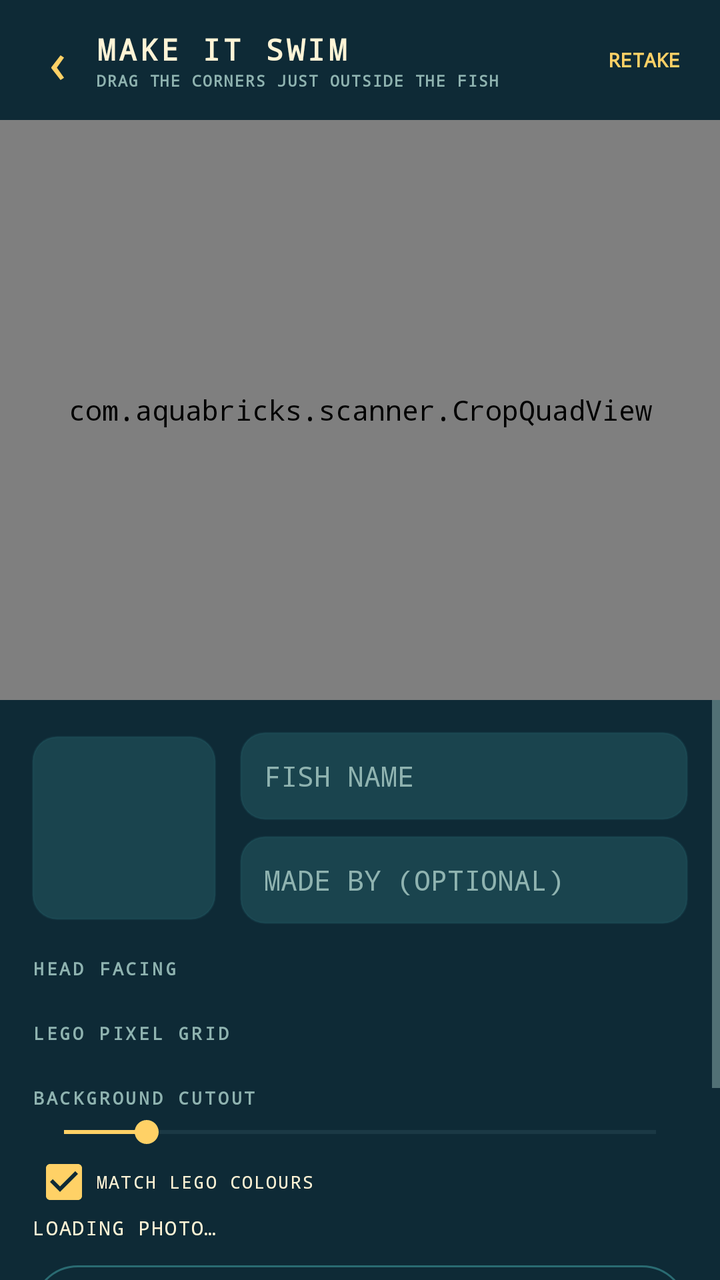
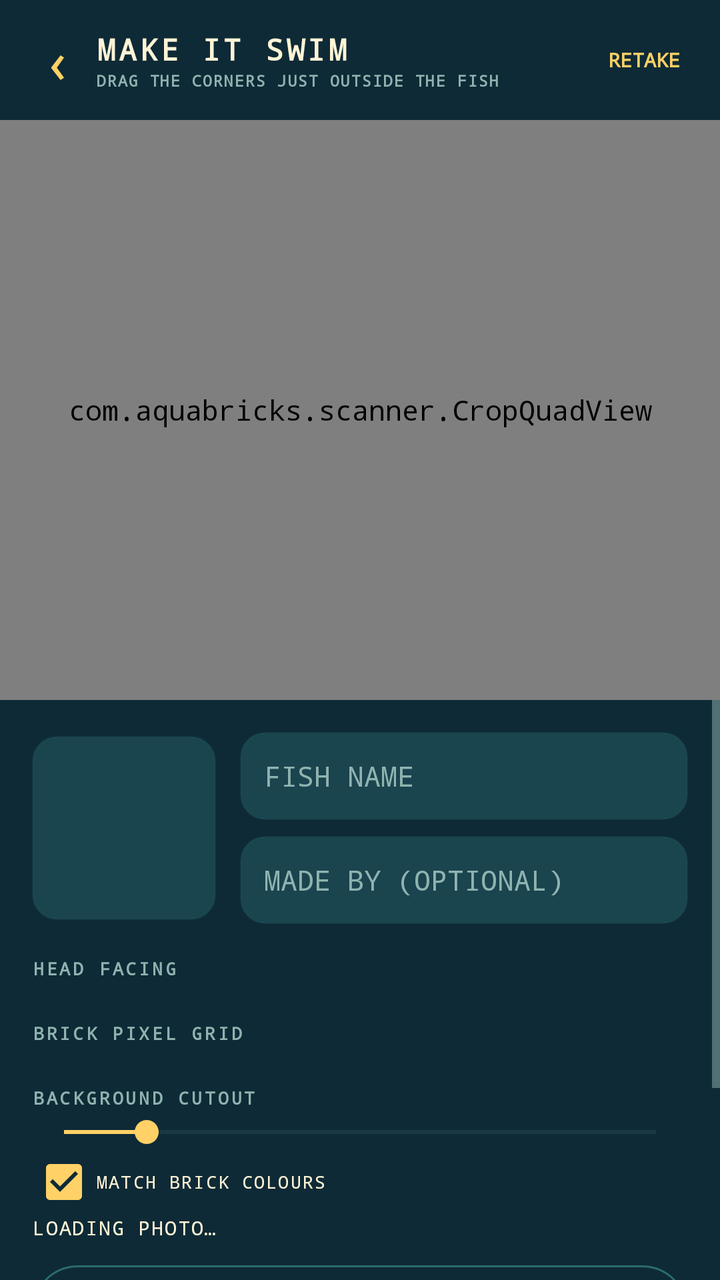

Screens rendered from an Android XML layout before and after an edit, with the pre-edit source and the edit as a unified diff.
<!-- AndroidManifest.xml: application theme Theme.AquaBricks -->
<!-- res/layout/activity_edit.xml -->
<?xml version="1.0" encoding="utf-8"?>
<LinearLayout xmlns:android="http://schemas.android.com/apk/res/android"
    android:layout_width="match_parent"
    android:layout_height="match_parent"
    android:background="@color/deep"
    android:orientation="vertical">

    <LinearLayout
        android:layout_width="match_parent"
        android:layout_height="60dp"
        android:gravity="center_vertical"
        android:orientation="horizontal"
        android:paddingStart="10dp"
        android:paddingEnd="10dp">

        <TextView
            android:id="@+id/backButton"
            android:layout_width="wrap_content"
            android:layout_height="match_parent"
            android:gravity="center"
            android:paddingStart="10dp"
            android:paddingEnd="10dp"
            android:text="@string/back_arrow"
            android:textColor="@color/accent"
            android:textSize="30sp" />

        <LinearLayout
            android:layout_width="0dp"
            android:layout_height="wrap_content"
            android:layout_weight="1"
            android:orientation="vertical">

            <TextView
                android:layout_width="wrap_content"
                android:layout_height="wrap_content"
                android:fontFamily="monospace"
                android:letterSpacing="0.1"
                android:text="@string/edit_title"
                android:textColor="@color/cream"
                android:textSize="15sp"
                android:textStyle="bold" />

            <TextView
                android:layout_width="wrap_content"
                android:layout_height="wrap_content"
                android:fontFamily="monospace"
                android:letterSpacing="0.08"
                android:text="@string/edit_subtitle"
                android:textColor="@color/muted"
                android:textSize="8sp"
                android:textStyle="bold" />
        </LinearLayout>

        <TextView
            android:id="@+id/retakeButton"
            android:layout_width="wrap_content"
            android:layout_height="match_parent"
            android:gravity="center"
            android:paddingStart="10dp"
            android:paddingEnd="10dp"
            android:text="@string/retake"
            android:textColor="@color/accent"
            android:textSize="10sp"
            android:textStyle="bold" />
    </LinearLayout>

    <FrameLayout
        android:layout_width="match_parent"
        android:layout_height="0dp"
        android:layout_weight="1"
        android:background="@android:color/black"
        android:minHeight="180dp">

        <com.aquabricks.scanner.CropQuadView
            android:id="@+id/cropView"
            android:layout_width="match_parent"
            android:layout_height="match_parent" />

        <ProgressBar
            android:id="@+id/photoLoading"
            android:layout_width="44dp"
            android:layout_height="44dp"
            android:layout_gravity="center"
            android:indeterminateTint="@color/accent" />
    </FrameLayout>

    <ScrollView
        android:layout_width="match_parent"
        android:layout_height="0dp"
        android:layout_weight="1"
        android:background="@color/deep"
        android:fillViewport="true">

        <LinearLayout
            android:layout_width="match_parent"
            android:layout_height="wrap_content"
            android:orientation="vertical"
            android:padding="16dp">

            <LinearLayout
                android:layout_width="match_parent"
                android:layout_height="wrap_content"
                android:gravity="center_vertical"
                android:orientation="horizontal">

                <FrameLayout
                    android:layout_width="92dp"
                    android:layout_height="92dp"
                    android:background="@drawable/bg_input"
                    android:padding="6dp">

                    <ImageView
                        android:id="@+id/previewImage"
                        android:layout_width="match_parent"
                        android:layout_height="match_parent"
                        android:contentDescription="@string/edit_title"
                        android:scaleType="fitCenter" />
                </FrameLayout>

                <LinearLayout
                    android:layout_width="0dp"
                    android:layout_height="wrap_content"
                    android:layout_marginStart="12dp"
                    android:layout_weight="1"
                    android:orientation="vertical">

                    <EditText
                        android:id="@+id/nameInput"
                        android:layout_width="match_parent"
                        android:layout_height="44dp"
                        android:background="@drawable/bg_input"
                        android:fontFamily="monospace"
                        android:hint="@string/fish_name_hint"
                        android:importantForAutofill="no"
                        android:inputType="textCapWords"
                        android:maxLength="24"
                        android:maxLines="1"
                        android:paddingStart="12dp"
                        android:paddingEnd="12dp"
                        android:textColor="@color/cream"
                        android:textColorHint="@color/muted"
                        android:textSize="14sp" />

                    <EditText
                        android:id="@+id/creatorInput"
                        android:layout_width="match_parent"
                        android:layout_height="44dp"
                        android:layout_marginTop="8dp"
                        android:background="@drawable/bg_input"
                        android:fontFamily="monospace"
                        android:hint="@string/creator_hint"
                        android:importantForAutofill="no"
                        android:inputType="textCapWords"
                        android:maxLength="24"
                        android:maxLines="1"
                        android:paddingStart="12dp"
                        android:paddingEnd="12dp"
                        android:textColor="@color/cream"
                        android:textColorHint="@color/muted"
                        android:textSize="14sp" />
                </LinearLayout>
            </LinearLayout>

            <TextView
                android:layout_width="wrap_content"
                android:layout_height="wrap_content"
                android:layout_marginTop="16dp"
                android:layout_marginBottom="6dp"
                android:fontFamily="monospace"
                android:letterSpacing="0.14"
                android:text="@string/head_facing"
                android:textColor="@color/muted"
                android:textSize="9sp"
                android:textStyle="bold" />

            <LinearLayout
                android:id="@+id/facingRow"
                android:layout_width="match_parent"
                android:layout_height="wrap_content"
                android:orientation="horizontal" />

            <TextView
                android:layout_width="wrap_content"
                android:layout_height="wrap_content"
                android:layout_marginTop="14dp"
                android:layout_marginBottom="6dp"
                android:fontFamily="monospace"
                android:letterSpacing="0.14"
                android:text="@string/pixel_grid"
                android:textColor="@color/muted"
                android:textSize="9sp"
                android:textStyle="bold" />

            <LinearLayout
                android:id="@+id/gridRow"
                android:layout_width="match_parent"
                android:layout_height="wrap_content"
                android:orientation="horizontal" />

            <TextView
                android:layout_width="wrap_content"
                android:layout_height="wrap_content"
                android:layout_marginTop="14dp"
                android:layout_marginBottom="2dp"
                android:fontFamily="monospace"
                android:letterSpacing="0.14"
                android:text="@string/cutout"
                android:textColor="@color/muted"
                android:textSize="9sp"
                android:textStyle="bold" />

            <SeekBar
                android:id="@+id/toleranceSeek"
                android:layout_width="match_parent"
                android:layout_height="wrap_content"
                android:max="100"
                android:progress="14"
                android:progressBackgroundTint="@color/teal_dim"
                android:progressTint="@color/accent"
                android:thumbTint="@color/accent" />

            <CheckBox
                android:id="@+id/legoColourCheck"
                android:layout_width="wrap_content"
                android:layout_height="wrap_content"
                android:buttonTint="@color/accent"
                android:checked="true"
                android:fontFamily="monospace"
                android:letterSpacing="0.08"
                android:paddingStart="0dp"
                android:paddingEnd="0dp"
                android:text="@string/lego_colours"
                android:textColor="@color/cream"
                android:textSize="9sp" />

            <LinearLayout
                android:layout_width="match_parent"
                android:layout_height="wrap_content"
                android:gravity="center_vertical"
                android:orientation="horizontal">

                <ProgressBar
                    android:id="@+id/processSpinner"
                    android:layout_width="16dp"
                    android:layout_height="16dp"
                    android:layout_marginEnd="8dp"
                    android:indeterminateTint="@color/accent"
                    android:visibility="gone" />

                <TextView
                    android:id="@+id/statusText"
                    android:layout_width="0dp"
                    android:layout_height="wrap_content"
                    android:layout_weight="1"
                    android:fontFamily="monospace"
                    android:letterSpacing="0.06"
                    android:text="@string/waiting_photo"
                    android:textColor="@color/cream"
                    android:textSize="10sp" />
            </LinearLayout>

            <Button
                android:id="@+id/faceButton"
                android:layout_width="match_parent"
                android:layout_height="46dp"
                android:layout_marginTop="12dp"
                android:background="@drawable/bg_ghost"
                android:fontFamily="monospace"
                android:letterSpacing="0.08"
                android:stateListAnimator="@null"
                android:text="@string/add_face"
                android:textColor="@color/cream"
                android:textSize="10sp"
                android:textStyle="bold" />

            <LinearLayout
                android:layout_width="match_parent"
                android:layout_height="wrap_content"
                android:layout_marginTop="10dp"
                android:orientation="horizontal">

                <Button
                    android:id="@+id/retakeButton2"
                    android:layout_width="0dp"
                    android:layout_height="52dp"
                    android:layout_marginEnd="10dp"
                    android:layout_weight="0.42"
                    android:background="@drawable/bg_ghost"
                    android:fontFamily="monospace"
                    android:letterSpacing="0.08"
                    android:stateListAnimator="@null"
                    android:text="@string/retake"
                    android:textColor="@color/cream"
                    android:textSize="11sp"
                    android:textStyle="bold" />

                <Button
                    android:id="@+id/sendButton"
                    android:layout_width="0dp"
                    android:layout_height="52dp"
                    android:layout_weight="0.58"
                    android:background="@drawable/bg_primary"
                    android:fontFamily="monospace"
                    android:letterSpacing="0.08"
                    android:stateListAnimator="@null"
                    android:text="@string/send_to_tank"
                    android:textColor="@color/deep"
                    android:textSize="11sp"
                    android:textStyle="bold" />
            </LinearLayout>

            <TextView
                android:layout_width="wrap_content"
                android:layout_height="wrap_content"
                android:layout_marginTop="10dp"
                android:layout_marginBottom="6dp"
                android:alpha="0.6"
                android:fontFamily="monospace"
                android:text="@string/crop_hint"
                android:textColor="@color/muted"
                android:textSize="8sp" />
        </LinearLayout>
    </ScrollView>
</LinearLayout>
<!-- resources referenced by this layout -->
<resources>
  <color name="accent">#FFD166</color>
  <color name="cream">#FFF4D6</color>
  <color name="deep">#0E2A36</color>
  <color name="muted">#8FB3B0</color>
  <color name="teal_dim">#3A5F66</color>
  <!-- drawable bg_ghost (drawable) -->
  <?xml version="1.0" encoding="utf-8"?>
  <selector xmlns:android="http://schemas.android.com/apk/res/android">
      <item android:state_pressed="true">
          <shape>
              <solid android:color="#222A6B72" />
              <stroke android:width="1dp" android:color="@color/teal" />
              <corners android:radius="26dp" />
          </shape>
      </item>
      <item>
          <shape>
              <solid android:color="#00000000" />
              <stroke android:width="1dp" android:color="@color/teal" />
              <corners android:radius="26dp" />
          </shape>
      </item>
  </selector>
  <!-- drawable bg_input (drawable) -->
  <?xml version="1.0" encoding="utf-8"?>
  <shape xmlns:android="http://schemas.android.com/apk/res/android">
      <solid android:color="#F21B4650" />
      <stroke android:width="1dp" android:color="#332A6B72" />
      <corners android:radius="12dp" />
  </shape>
  <!-- drawable bg_primary (drawable) -->
  <?xml version="1.0" encoding="utf-8"?>
  <selector xmlns:android="http://schemas.android.com/apk/res/android">
      <item android:state_pressed="true">
          <shape>
              <solid android:color="@color/accent_pressed" />
              <corners android:radius="26dp" />
          </shape>
      </item>
      <item>
          <shape>
              <solid android:color="@color/accent" />
              <corners android:radius="26dp" />
          </shape>
      </item>
  </selector>
  <string name="add_face">EYES &amp; MOUTH</string>
  <string name="back_arrow">‹</string>
  <string name="creator_hint">MADE BY (OPTIONAL)</string>
  <string name="crop_hint">LEAVE A LITTLE PLAIN BASE AROUND THE FISH</string>
  <string name="cutout">BACKGROUND CUTOUT</string>
  <string name="edit_subtitle">DRAG THE CORNERS JUST OUTSIDE THE FISH</string>
  <string name="edit_title">MAKE IT SWIM</string>
  <string name="fish_name_hint">FISH NAME</string>
  <string name="head_facing">HEAD FACING</string>
  <string name="lego_colours">MATCH LEGO COLOURS</string>
  <string name="pixel_grid">LEGO PIXEL GRID</string>
  <string name="retake">RETAKE</string>
  <string name="send_to_tank">SEND TO TANK</string>
  <string name="waiting_photo">LOADING PHOTO…</string>
  <style name="Theme.AquaBricks" parent="@android:style/Theme.Material.NoActionBar">
          <item name="android:windowBackground">@color/deep</item>
          <item name="android:colorPrimary">@color/accent</item>
          <item name="android:colorPrimaryDark">@color/deep</item>
          <item name="android:colorAccent">@color/accent</item>
          <item name="android:statusBarColor">@color/deep</item>
          <item name="android:navigationBarColor">@color/deep</item>
          <item name="android:windowLightStatusBar">false</item>
          <item name="android:fontFamily">monospace</item>
          <item name="android:colorControlActivated">@color/accent</item>
          <item name="android:colorControlNormal">@color/muted</item>
          <item name="android:windowActionModeOverlay">true</item>
      </style>
  <color name="teal">#2A6B72</color>
  <color name="accent_pressed">#D9AD4E</color>
</resources>

<!-- the commit's change to res/layout/activity_edit.xml (unified diff, before → after) -->
@@ -220,7 +220,7 @@
                 android:thumbTint="@color/accent" />
 
             <CheckBox
-                android:id="@+id/legoColourCheck"
+                android:id="@+id/brickColourCheck"
                 android:layout_width="wrap_content"
                 android:layout_height="wrap_content"
                 android:buttonTint="@color/accent"
@@ -229,7 +229,7 @@
                 android:letterSpacing="0.08"
                 android:paddingStart="0dp"
                 android:paddingEnd="0dp"
-                android:text="@string/lego_colours"
+                android:text="@string/brick_colours"
                 android:textColor="@color/cream"
                 android:textSize="9sp" />
 
<!-- resource entries referenced after the edit -->
@@ -48,6 +48,7 @@
   </selector>
   <string name="add_face">EYES &amp; MOUTH</string>
   <string name="back_arrow">‹</string>
+  <string name="brick_colours">MATCH BRICK COLOURS</string>
   <string name="creator_hint">MADE BY (OPTIONAL)</string>
   <string name="crop_hint">LEAVE A LITTLE PLAIN BASE AROUND THE FISH</string>
   <string name="cutout">BACKGROUND CUTOUT</string>
@@ -55,8 +56,7 @@
   <string name="edit_title">MAKE IT SWIM</string>
   <string name="fish_name_hint">FISH NAME</string>
   <string name="head_facing">HEAD FACING</string>
-  <string name="lego_colours">MATCH LEGO COLOURS</string>
-  <string name="pixel_grid">LEGO PIXEL GRID</string>
+  <string name="pixel_grid">BRICK PIXEL GRID</string>
   <string name="retake">RETAKE</string>
   <string name="send_to_tank">SEND TO TANK</string>
   <string name="waiting_photo">LOADING PHOTO…</string>
